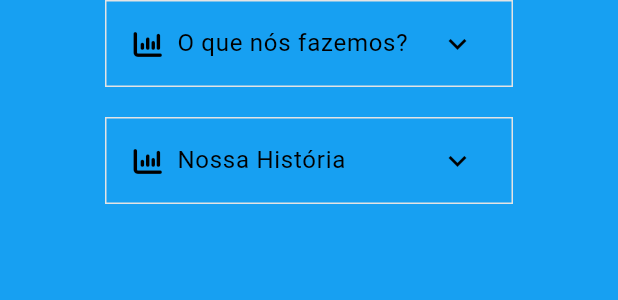
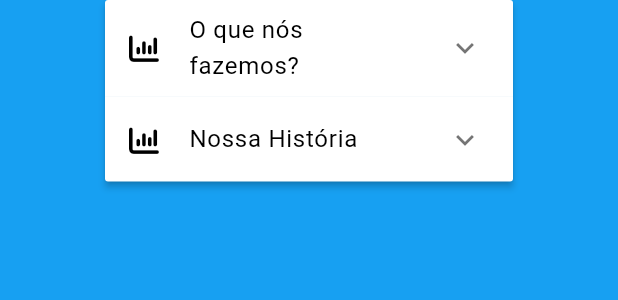
Before and after one commit to obama-imd/obamaHome, a Flutter app: the Dropdowns widget shown alone on an empty page, opened directly, on a phone screen of 412 x 824 dp. Shown: the top 300 px of the screen. Run offline on Flutter 3.47's test engine with Material 3 defaults, Android fonts, the phone set to English and light mode, and no system bars; our stand-ins replace anim_search_bar, curved_navigation_bar, flutter_image_slideshow, flutter_map, font_awesome_flutter, google_fonts and 4 more; missing offline and left inert: image_network; network calls fail; key blocks and very long unbroken strings in the code were emptied for the run.

Commit message:
Correções visuais em formações

```diff
--- a/lib/app/views/about-us/components/dropdowns_boutUs.dart
+++ b/lib/app/views/about-us/components/dropdowns_boutUs.dart
@@ -1,6 +1,7 @@
 import 'package:flutter/material.dart';
 import 'package:font_awesome_flutter/font_awesome_flutter.dart';
 
+import '../../../../utils/app_theme.dart';
 import '../constants.dart';
 
 class Dropdowns extends StatelessWidget {
@@ -8,35 +9,25 @@ class Dropdowns extends StatelessWidget {
 
   @override
   Widget build(BuildContext context) {
-    // Exemplo de inicialização da lista de AccordionItem
     return Padding(
-      padding: const EdgeInsets.symmetric(horizontal: 70),
-      child: Column(children: [
-        for (var lista in accordionContent) ...{
-          ExpansionTile(
-              shape: Border.all(color: Color.fromRGBO(0xe4, 0xe4, 0xe4, 1.0)),
-              collapsedShape:
-                  Border.all(color: Color.fromRGBO(0xe4, 0xe4, 0xe4, 1.0)),
-              title: Row(children: [
-                SizedBox(height: 30, width: 2),
-                Icon(FontAwesomeIcons.chartColumn, size: 19),
-                SizedBox(height: 30, width: 10),
-                Text(lista.accordionTitle,
-                    style: TextStyle(color: Colors.black)),
-              ]),
-              children: [
-                Padding(
-                  padding: EdgeInsets.all(20),
+        padding: const EdgeInsets.symmetric(horizontal: 70),
+        child: ExpansionPanelList.radio(
+          children: accordionContent.map<ExpansionPanelRadio>((AccordionItem item) {
+            return ExpansionPanelRadio(
+                value: item,
+                backgroundColor: background,
+                headerBuilder: (BuildContext context, bool isExpanded) {
+                  return ListTile(
+                    leading: Icon(FontAwesomeIcons.chartColumn, size: 20),
+                    title: Text(item.accordionTitle),
+                  );
+                },
+                body: Padding(
+                  padding: const EdgeInsets.only(top: 20, left: 20, right: 20, bottom: 40),
                   child: ListTile(
-                    title: Text(lista.accordionContent,
-                        style: TextStyle(
-                            height: 1.4, fontWeight: FontWeight.bold)),
-                  ),
-                ),
-              ]),
-          SizedBox(height: 20, width: 10),
-        },
-      ]),
-    );
+                      title: Text(item.accordionContent)),
+                ));
+          }).toList(),
+        ));
   }
 }
--- a/lib/app/views/about-us/components/staff.dart
+++ b/lib/app/views/about-us/components/staff.dart
@@ -26,14 +26,15 @@ class StaffCard extends StatelessWidget {
         child: InkWell(
           onTap: () {},
           mouseCursor: SystemMouseCursors.basic,
-          overlayColor: const MaterialStatePropertyAll(CoresPersonalizadas.azulObama),
+          overlayColor:
+              const MaterialStatePropertyAll(CoresPersonalizadas.azulObama),
           child: Column(
             children: [
               Container(
                   padding: const EdgeInsets.all(1),
                   width: 271,
                   height: 271,
-                  child: Image.asset(staffImg, fit: BoxFit.cover)),
+                  child: Image.asset(staffImg, fit: BoxFit.cover, alignment: Alignment.topCenter)),
               Container(
                 width: 271,
                 padding: const EdgeInsets.only(top: 30, bottom: 25),
--- a/lib/app/views/about-us/constants.dart
+++ b/lib/app/views/about-us/constants.dart
@@ -33,7 +33,7 @@ List<AccordionItem> accordionContent = [
     "\n\nEm 2019 a plataforma passou a ofertar trilhas de aprendizagem, ou seja, tutoriais de uso simples, disponíveis para google classroom, google forms, google meet, gmail e formações (Conhecendo a Plataforma Obama, Desenvolvimento de Práticas Inovadoras em Matemática e Uso Pedagógico do Smartphone nas Aulas de Matemática, Ferramentas colaborativas do Google Drive, ferramentas do Google for education e visita técnica)."
     "\n\nAtualmente, a maioria dos OAs disponíveis no OBAMA são oriundos de instituições produtoras ou que hospedam os recursos, mas também contam com alguns desenvolvidos diretamente ou em parceria pela equipe do Obama como o OA bicalculo, disponível na plataforma desde 2016."
     "O Obama conta com vinte e três fontes de OA para desktop e sete repositórios de apps educativos. Portanto, em um único repositório, professores passam a ter acesso a trinta bases diferentes de recursos educativos digitais para a Matemática."
-    "Hoje fazem parte do projeto professores do IMD e estudantes do curso técnico e de bacharelado em Tecnologia da Informação e dos cursos de Licenciatura em Matemática e Pedagogia.\n\n\n\n\n",
+    "Hoje fazem parte do projeto professores do IMD e estudantes do curso técnico e de bacharelado em Tecnologia da Informação e dos cursos de Licenciatura em Matemática e Pedagogia.",
   ),
 ];
 
--- a/lib/app/views/formations/constants.dart
+++ b/lib/app/views/formations/constants.dart
@@ -5,7 +5,7 @@ class AccordionItem {
   final String secondParagraph;
   final String duration;
   final String thirdParagraph;
-  final String urlVideo;
+  final String idVideo;
 
   AccordionItem({
     required this.accordionTitle,
@@ -14,7 +14,7 @@ class AccordionItem {
     required this.secondParagraph,
     required this.duration,
     required this.thirdParagraph,
-    required this.urlVideo,
+    required this.idVideo,
   });
 }
 
@@ -29,7 +29,8 @@ List<AccordionItem> accordionContent = [
     duration: "4 Horas",
     thirdParagraph:
         "Para escolas da rede pública localizadas próximas ao campus central da UFRN ou que não gerem custos elevados de transporte, diária e/ou necessidade de refeição para a equipe de formadores (nesses casos cabe aos interessados na formação viabilizar transporte, diária e/ou refeição para os formadores). No caso das instituições privadas será cobrada uma taxa de R\$ 500,00.",
-    urlVideo: "FbkEJp004ko",
+    idVideo: "FbkEJp004ko",
+
   ),
   AccordionItem(
     accordionTitle: "Desenvolvimento de Praticas Inovadoras em Matemática",
@@ -41,7 +42,7 @@ List<AccordionItem> accordionContent = [
     duration: "4 Horas",
     thirdParagraph:
         "Para escolas da rede pública localizadas próximas ao campus central da UFRN ou que não gerem custos elevados de transporte, diária e/ou necessidade de refeição para a equipe de formadores (nesses casos cabe aos interessados na formação viabilizar transporte, diária e/ou refeição para os formadores). No caso das instituições privadas será cobrada uma taxa de R\$ 500,00.",
-    urlVideo: "H9h5qv6rgJo",
+    idVideo: "H9h5qv6rgJo",
   ),
   AccordionItem(
     accordionTitle: "Uso Pedagogico do Smartphone nas Aulas de Matemática",
@@ -53,11 +54,11 @@ List<AccordionItem> accordionContent = [
     duration: "4 Horas",
     thirdParagraph:
         "Para escolas da rede pública localizadas próximas ao campus central da UFRN ou que não gerem custos elevados de transporte, diária e/ou necessidade de refeição para a equipe de formadores (nesses casos cabe aos interessados na formação viabilizar transporte, diária e/ou refeição para os formadores). No caso das instituições privadas será cobrada uma taxa de R\$ 500,00.",
-    urlVideo: "dI4mU8IBk4o",
+    idVideo: "dI4mU8IBk4o",
   ),
   AccordionItem(
     accordionTitle:
-        "Ferramentas Colaborativas do Google Drive : Aplicações do Google Docs e Slides para o Ensino e Aprendizado",
+        "Ferramentas Colaborativas do Google Drive: Aplicações do Google Docs e Slides para o Ensino e Aprendizado",
     sectionTitle: "Objetivo Geral",
     firstParagraph:
         "Utilizar as ferramentas do Google Drive como apoio pedagógico para o ensino e aprendizagem.",
@@ -66,7 +67,7 @@ List<AccordionItem> accordionContent = [
     duration: "4 Horas",
     thirdParagraph:
         "Para escolas da rede pública localizadas próximas ao campus central da UFRN ou que não gerem custos elevados de transporte, diária e/ou necessidade de refeição para a equipe de formadores (nesses casos cabe aos interessados na formação viabilizar transporte, diária e/ou refeição para os formadores). No caso das instituições privadas será cobrada uma taxa de R\$ 500,00.",
-    urlVideo: "5Xqk5BcbL-8",
+    idVideo: "5Xqk5BcbL-8",
   ),
   AccordionItem(
     accordionTitle:
@@ -79,7 +80,7 @@ List<AccordionItem> accordionContent = [
     duration: "4 Horas",
     thirdParagraph:
         "Para escolas da rede pública localizadas próximas ao campus central da UFRN ou que não gerem custos elevados de transporte, diária e/ou necessidade de refeição para a equipe de formadores (nesses casos cabe aos interessados na formação viabilizar transporte, diária e/ou refeição para os formadores). No caso das instituições privadas será cobrada uma taxa de R\$ 500,00.",
-    urlVideo: "krWykANooFs",
+    idVideo: "krWykANooFs",
   ),
   AccordionItem(
     accordionTitle: "InRede Visita Tecnica",
@@ -90,6 +91,6 @@ List<AccordionItem> accordionContent = [
         "Sua escola está limitada ou não têm como realizar as atividades digitais por problemas em seu laboratório de informática? Nós do projeto InREDE podemos ajudar a sua escola!",
     duration: "Indeterminado",
     thirdParagraph: "",
-    urlVideo: "FBqMLUSdYoU",
+    idVideo: "FBqMLUSdYoU",
   ),
 ];
--- a/lib/app/views/home/components/our_product_item.dart
+++ b/lib/app/views/home/components/our_product_item.dart
@@ -90,7 +90,7 @@ class _OurProductItemState extends State<OurProductItem> {
                   fit: BoxFit.cover,
                   errorBuilder: (BuildContext context, Object exception,
                       StackTrace? stackTrace) {
-                    return Image.asset('assets/images/nopic.jpg');
+                    return Image.asset('assets/images/nopic.jpg', fit: BoxFit.cover);
                   },
                 ),
               ),
```
Also changed, not shown: lib/app/views/about-us/aboutUs_view.dart (+34 -32 lines), lib/app/views/formations/components/dropdowns_formations.dart (+41 -45 lines), lib/app/views/formations/formacoes_view.dart (+13 -16 lines), lib/app/views/search/searchOA_view.dart (+3 -4 lines), lib/components/navMenu.dart (+9 -17 lines), pubspec.lock.
